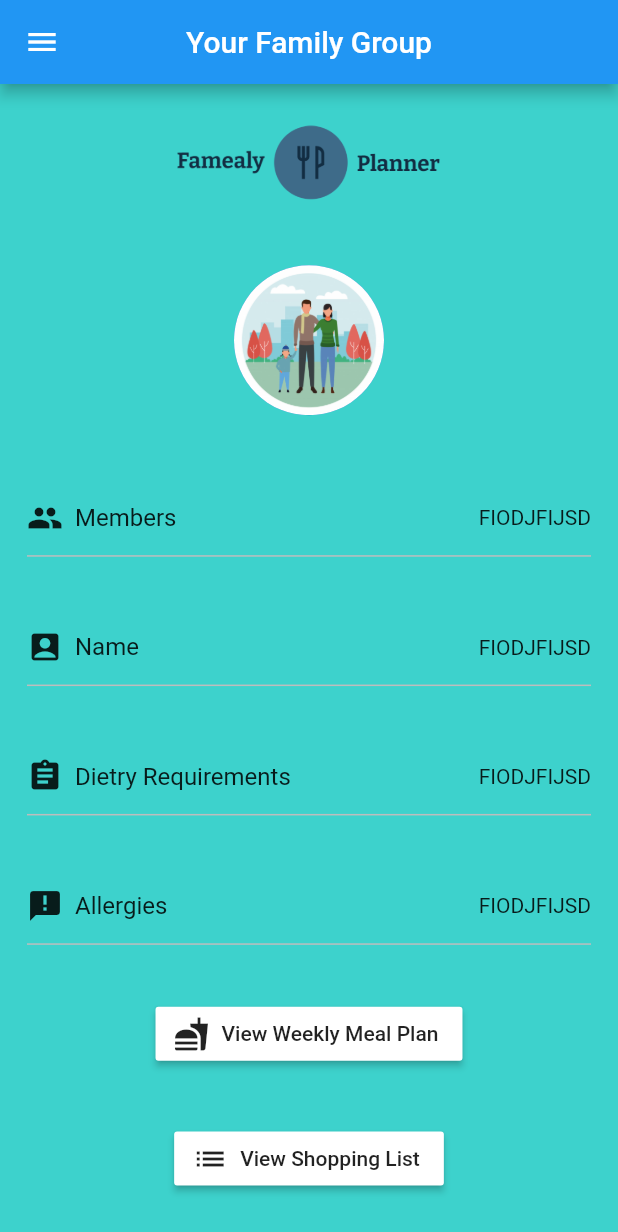
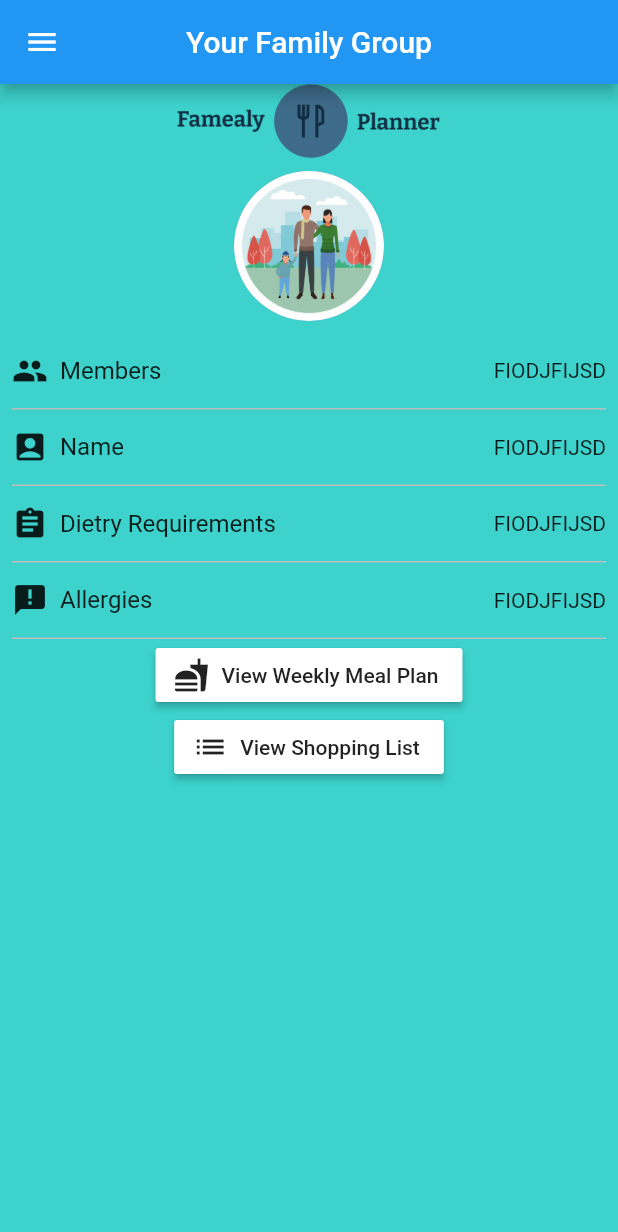
Before and after one commit to SamKingDev/HighfieldHack2021, a Flutter app: the FamilyPage screen opened directly, on a phone screen of 412 x 824 dp. Shown: the top 1232 px of the screen. Run offline on Flutter 3.47's test engine with Material 2 defaults, Android fonts, the phone set to English and light mode, and no system bars; our stand-ins replace cloud_firestore, firebase_auth, firebase_core, flutter_signin_button, google_sign_in; accounts and stored records are empty.

Commit message:
family page scrolling

```diff
--- a/App/lib/screens/Family/family.dart
+++ b/App/lib/screens/Family/family.dart
@@ -14,7 +14,6 @@ class FamilyPage extends StatefulWidget {
 }
 
 class _FamilyPageState extends State<FamilyPage> {
-
   StreamSubscription<User> loginStateSubscription;
 
   @override
@@ -61,7 +60,8 @@ class _FamilyPageState extends State<FamilyPage> {
               ),
               CustomListTile(
                   Icons.person,
-                'Profile', () => {
+                  'Profile',
+                  () => {
                         Navigator.push(
                           context,
                           MaterialPageRoute(builder: (context) => Profile()),
@@ -69,13 +69,17 @@ class _FamilyPageState extends State<FamilyPage> {
                       }),
               CustomListTile(
                   Icons.group,
-                'Family Group', () => {
+                  'Family Group',
+                  () => {
                         Navigator.push(
                           context,
                           MaterialPageRoute(builder: (context) => FamilyPage()),
                         )
                       }),
-            CustomListTile(Icons.fastfood, 'Meal Plan', () => {
+              CustomListTile(
+                  Icons.fastfood,
+                  'Meal Plan',
+                  () => {
                         Navigator.push(
                           context,
                           MaterialPageRoute(builder: (context) => mealPlan()),
@@ -91,16 +95,16 @@ class _FamilyPageState extends State<FamilyPage> {
           title: Text('Your Family Group'),
           centerTitle: true,
         ),
-      body: Padding(
-        padding: EdgeInsets.all(10.0),
-        child: Column(
-          mainAxisAlignment: MainAxisAlignment.spaceAround,
-          children: <Widget>[
-            Image(
+        body: SingleChildScrollView(
+          child: Column(children: [
+            Container(
+              child: Image(
                 image: AssetImage('assets/logo.png'),
                 height: 50,
               ),
-            Center(
+            ),
+            Container(
+              child: Center(
                 child: Padding(
                   padding: const EdgeInsets.all(8.0),
                   child: CircleAvatar(
@@ -109,31 +113,47 @@ class _FamilyPageState extends State<FamilyPage> {
                   ),
                 ),
               ),
+            ),
+            Container(
+                child: Column(
+              children: [
                 CustomProfileTile(Icons.group, 'Members', 'FIODJFIJSD'),
                 CustomProfileTile(Icons.account_box, 'Name', 'FIODJFIJSD'),
-            CustomProfileTile(Icons.assignment, 'Dietry Requirements', 'FIODJFIJSD'),
-            CustomProfileTile(Icons.announcement, 'Allergies', 'FIODJFIJSD'),
-            RaisedButton.icon(
+                CustomProfileTile(
+                    Icons.assignment, 'Dietry Requirements', 'FIODJFIJSD'),
+                CustomProfileTile(
+                    Icons.announcement, 'Allergies', 'FIODJFIJSD'),
+              ],
+            )),
+            Container(
+              child: RaisedButton.icon(
                 color: Colors.white,
-              onPressed: (){}, icon: Icon (Icons.fastfood) , label: Text ('View Weekly Meal Plan'),),
-            RaisedButton.icon(
-              color: Colors.white,
-              onPressed: (){}, icon: Icon (Icons.list) , label: Text ('View Shopping List'),),
-          ],
+                onPressed: () {},
+                icon: Icon(Icons.fastfood),
+                label: Text('View Weekly Meal Plan'),
               ),
             ),
-    );
+            Container(
+              child: RaisedButton.icon(
+                color: Colors.white,
+                onPressed: () {},
+                icon: Icon(Icons.list),
+                label: Text('View Shopping List'),
+              ),
+            ),
+            Container(),
+            Container(),
+          ]),
+        ));
   }
 }
 
 class FamilyListWidget extends StatefulWidget {
-
   @override
   _FamilyListWidgetState createState() => _FamilyListWidgetState();
 }
 
 class _FamilyListWidgetState extends State<FamilyListWidget> {
-
   List<IconData> icons = [
     Icons.group,
     Icons.account_box,
@@ -165,10 +185,9 @@ class _FamilyListWidgetState extends State<FamilyListWidget> {
                     Icon(icons[index]),
                     Padding(
                       padding: const EdgeInsets.all(8.0),
-                        child: Text(information[index],
-                          style: TextStyle(
-                              fontSize: 16.0
-                          ),
+                      child: Text(
+                        information[index],
+                        style: TextStyle(fontSize: 16.0),
                       ),
                     ),
                   ],
@@ -179,7 +198,6 @@ class _FamilyListWidgetState extends State<FamilyListWidget> {
           );
         },
       ),
-      )
-    );
+    ));
   }
 }
```
Lines whose indentation alone changed are shown as unchanged.
